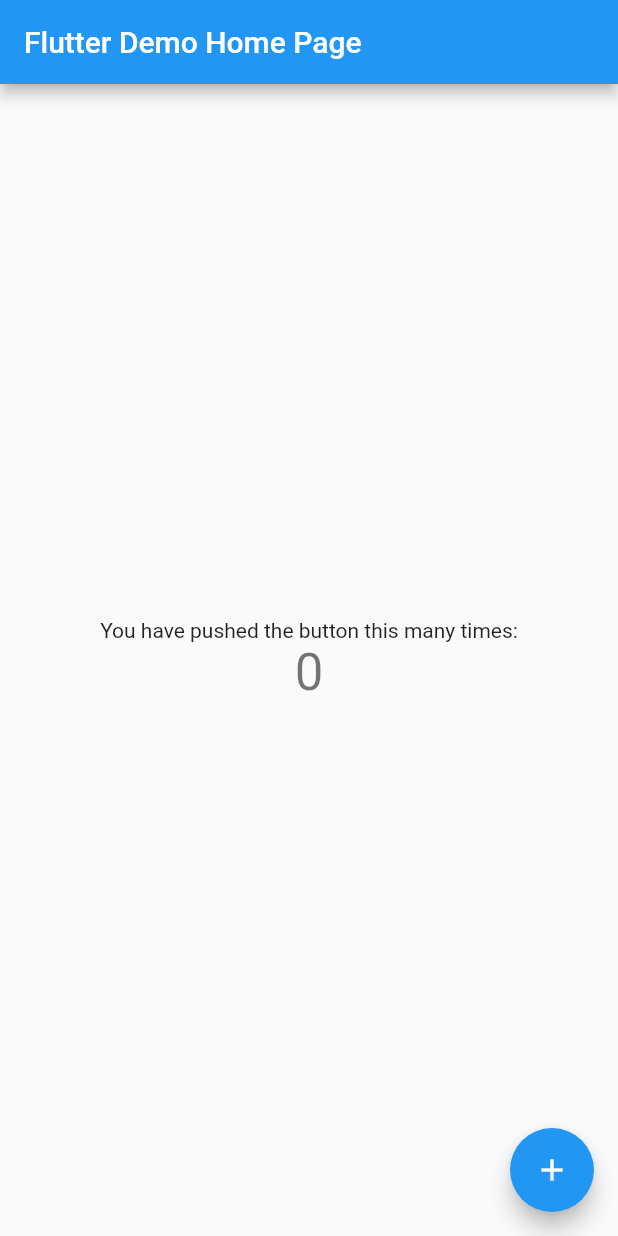
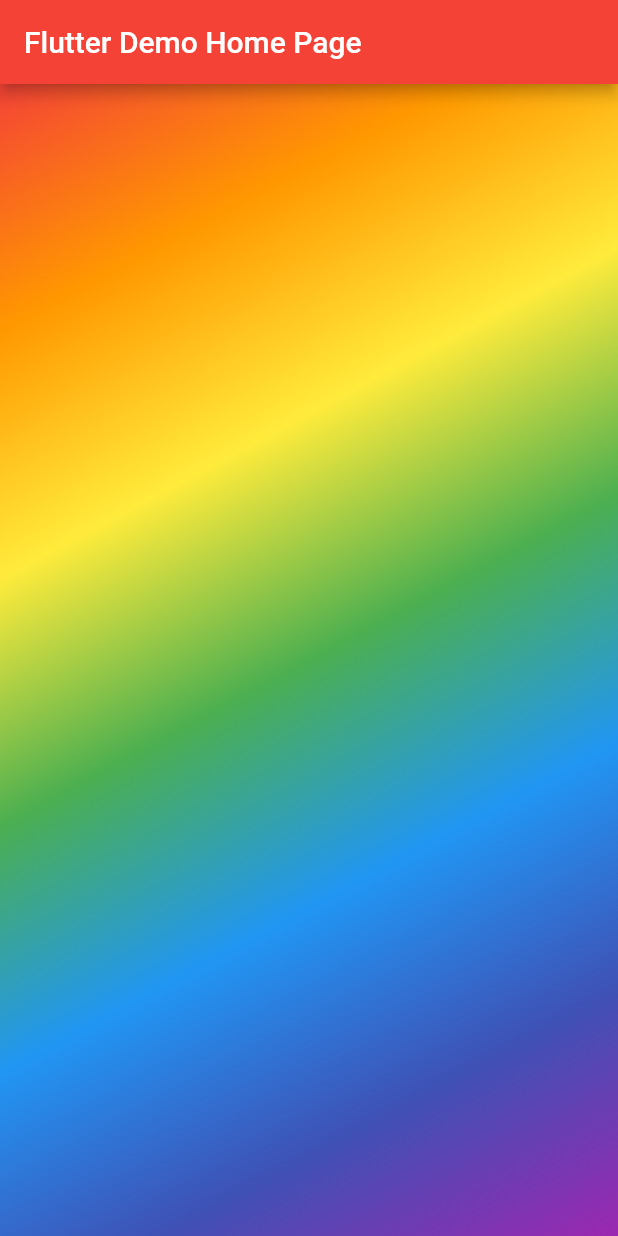
Before and after one commit to ThiagoEvoa/dojo_flutter, a Flutter app: the screen it shows after launch, on a phone screen of 412 x 824 dp. Run offline on Flutter 3.47's test engine with Material 2 defaults, Android fonts, the phone set to English and light mode, and no system bars.

```diff
--- a/treinamento_flutter/flutter_app/lib/main.dart
+++ b/treinamento_flutter/flutter_app/lib/main.dart
@@ -8,7 +8,7 @@ class MyApp extends StatelessWidget {
     return MaterialApp(
       title: 'Flutter Demo',
       theme: ThemeData(
-        primarySwatch: Colors.blue,
+        primarySwatch: Colors.red,
       ),
       home: MyHomePage(title: 'Flutter Demo Home Page'),
     );
@@ -25,13 +25,6 @@ class MyHomePage extends StatefulWidget {
 }
 
 class _MyHomePageState extends State<MyHomePage> {
-  int _counter = 0;
-
-  void _incrementCounter() {
-    setState(() {
-      _counter++;
-    });
-  }
 
   @override
   Widget build(BuildContext context) {
@@ -39,24 +32,14 @@ class _MyHomePageState extends State<MyHomePage> {
       appBar: AppBar(
         title: Text(widget.title),
       ),
-      body: Center(
-        child: Column(
-          mainAxisAlignment: MainAxisAlignment.center,
-          children: <Widget>[
-            Text(
-              'You have pushed the button this many times:',
-            ),
-            Text(
-              '$_counter',
-              style: Theme.of(context).textTheme.display1,
-            ),
-          ],
+      body: Container(
+        decoration: BoxDecoration(
+          gradient: LinearGradient(
+            begin: Alignment.topLeft,
+            end: Alignment.bottomRight,
+            colors: [Colors.red, Colors.orange, Colors.yellow, Colors.green, Colors.blue, Colors.indigo, Colors.purple]
+          ),
         ),
-      ),
-      floatingActionButton: FloatingActionButton(
-        onPressed: _incrementCounter,
-        tooltip: 'Increment',
-        child: Icon(Icons.add),
       ),
     );
   }
```
Also changed, not shown: 1 other file.
